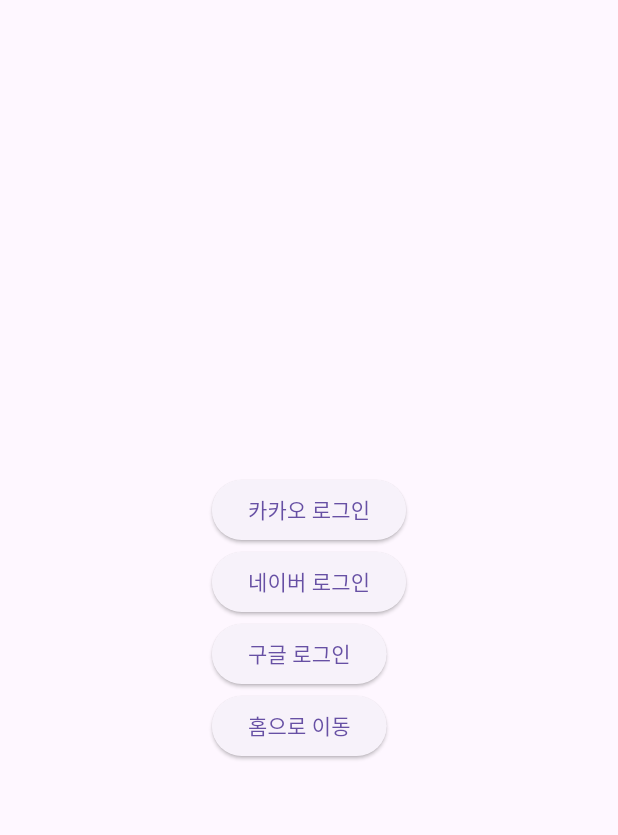
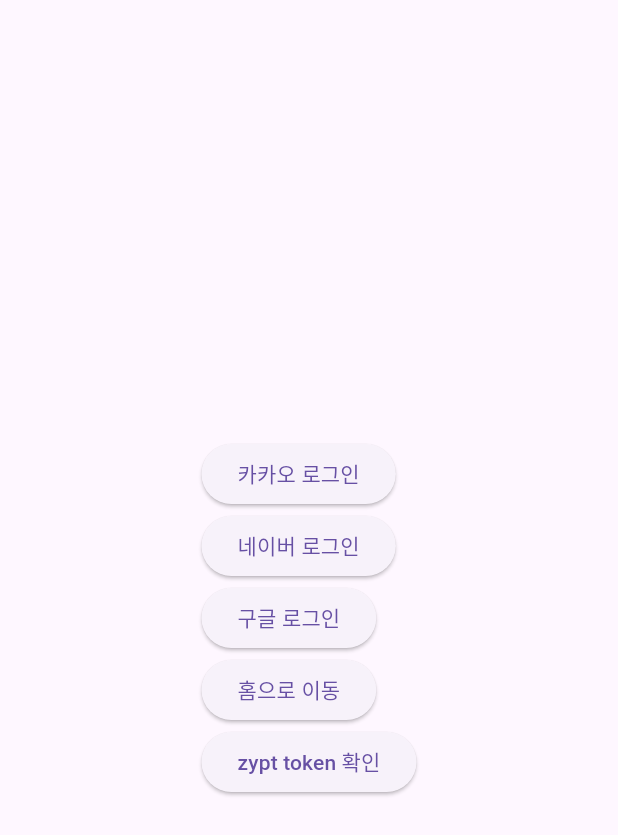
Before and after one commit to HKNU-Zypt/Zypt_Frontend, a Flutter app: the LoginScreen screen opened by its route, after a tap on "카카오 로그인", on a phone screen of 412 x 824 dp. Shown: the top 835 px of the screen. Run offline on Flutter 3.47's test engine with Material 3 defaults, Android fonts, the phone set to English and light mode, and no system bars; our stand-ins replace camera, flutter_dotenv, go_router, google_sign_in, shared_preferences; missing offline and left inert: flutter_naver_login, kakao_flutter_sdk_user, livekit_client; accounts and stored records are empty; network calls fail.

Commit message:
feat: Add token storage and logout functionality
Implemented saving and retrieving access and refresh tokens using SharedPreferences in LoginService. Added logout functionality to clear tokens and updated login and mypage screens to use new token management and display token values for debugging. Updated dependencies to include shared_preferences.

```diff
--- a/lib/screens/login_screen.dart
+++ b/lib/screens/login_screen.dart
@@ -59,6 +59,17 @@
               },
               child: const Text('홈으로 이동'),
             ),
+            ElevatedButton(
+              onPressed: () {
+                LoginService().getAccessToken().then((value) {
+                  print('[LoginScreen] zypt 액세스 토큰: $value');
+                  LoginService().getRefreshToken().then((value) {
+                    print('[LoginScreen] zypt 리프레시 토큰: $value');
+                  });
+                });
+              },
+              child: const Text('zypt token 확인'),
+            ),
           ],
         ),
       ),
--- a/lib/services/login.dart
+++ b/lib/services/login.dart
@@ -6,6 +6,8 @@
 import 'package:google_sign_in/google_sign_in.dart';
 import 'package:http/http.dart' as http;
 import 'package:kakao_flutter_sdk_user/kakao_flutter_sdk_user.dart';
+import 'package:shared_preferences/shared_preferences.dart';
+import 'dart:convert';
 
 class LoginService {
   static final LoginService _instance = LoginService._internal();
@@ -167,18 +169,33 @@
     // token : 토큰값
 
     final response = await http.post(
-      Uri.parse('http://$baseUrl/api/login'),
-      body: {
+      Uri.parse('http://$baseUrl/api/auth/login'),
+      headers: {'Content-Type': 'application/json'},
+      body: jsonEncode({
         'type': type,
         'token': token,
         // refreshToken이 null이나 빈 문자열이 아닌 경우에만 추가
         if (refreshToken != null && refreshToken.isNotEmpty)
           'refreshToken': refreshToken,
-      },
+      }),
     );
     if (response.statusCode == 200) {
       print('response: ${response.body}');
-      // TODO: 발급받은 토큰을 SharedPreferences에 저장
+      print('response: ${response.headers}');
+      String zyptRefreshToken = '';
+      final setCookie = response.headers['set-cookie'] ?? '';
+      final regExp = RegExp(r'refreshToken=([^;]+)');
+      final match = regExp.firstMatch(setCookie);
+      if (match != null) {
+        zyptRefreshToken = match.group(1) ?? '';
+      }
+      String zyptAccessToken = response.headers['authorization'] ?? '';
+
+      print('zyptRefreshToken: $zyptRefreshToken');
+      print('zyptAccessToken: $zyptAccessToken');
+
+      // 발급받은 토큰을 SharedPreferences에 저장
+      await _saveTokens(zyptAccessToken, zyptRefreshToken);
 
       return true;
     } else {
@@ -187,4 +204,38 @@
       return false;
     }
   }
+
+  // 토큰을 SharedPreferences에 저장
+  Future<void> _saveTokens(String accessToken, String refreshToken) async {
+    final prefs = await SharedPreferences.getInstance();
+    await prefs.setString('access_token', accessToken);
+    await prefs.setString('refresh_token', refreshToken);
+    print('토큰이 저장되었습니다.');
+  }
+
+  // 저장된 액세스 토큰 가져오기
+  Future<String?> getAccessToken() async {
+    final prefs = await SharedPreferences.getInstance();
+    return prefs.getString('access_token');
+  }
+
+  // 저장된 리프레시 토큰 가져오기
+  Future<String?> getRefreshToken() async {
+    final prefs = await SharedPreferences.getInstance();
+    return prefs.getString('refresh_token');
+  }
+
+  // 로그인 상태 확인 (토큰이 존재하는지)
+  Future<bool> isLoggedIn() async {
+    final accessToken = await getAccessToken();
+    return accessToken != null && accessToken.isNotEmpty;
+  }
+
+  // 로그아웃 (토큰 삭제)
+  Future<void> logout() async {
+    final prefs = await SharedPreferences.getInstance();
+    await prefs.remove('access_token');
+    await prefs.remove('refresh_token');
+    print('로그아웃되었습니다.');
+  }
 }
--- a/pubspec.yaml
+++ b/pubspec.yaml
@@ -50,6 +50,7 @@
   intl: ^0.19.0
   flutter_naver_login: ^2.1.1
   google_sign_in: ^7.1.0
+  shared_preferences: ^2.5.3
 
 dev_dependencies:
   flutter_test:
```
Also changed, not shown: lib/screens/mypage_screen.dart (+13 -7 lines), pubspec.lock.
